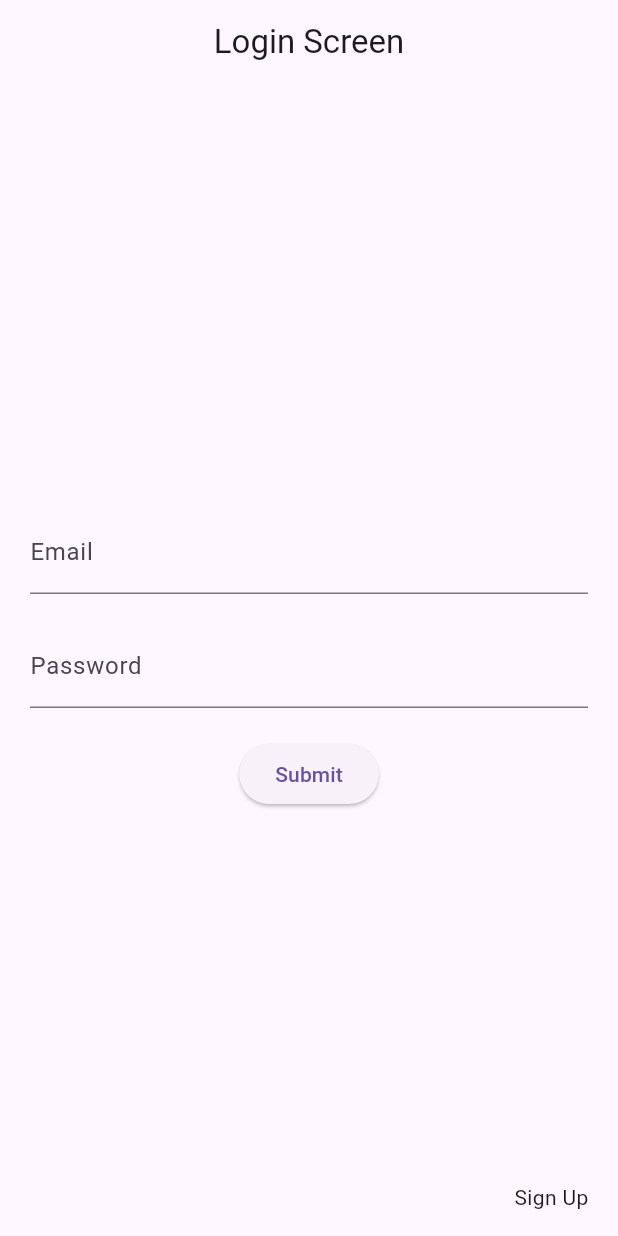
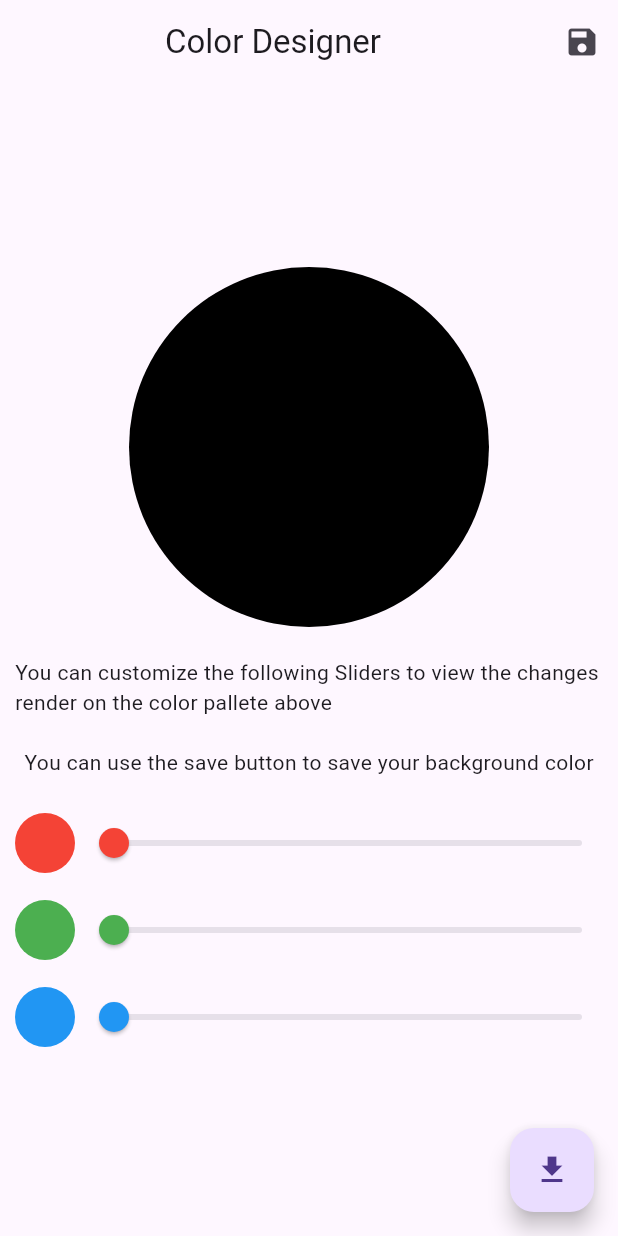
Before and after one commit to Shakeeb-Alam/statemanagementpro, a Flutter app: the screen it shows after launch, on a phone screen of 412 x 824 dp. Run offline on Flutter 3.47's test engine with Material 3 defaults, Android fonts, the phone set to English and light mode, and no system bars; our stand-ins replace firebase_auth, firebase_core, get; missing offline and left inert: hsv_color_pickers; accounts and stored records are empty.

Commit message:
- Auth with Firebase - Auth(Login and Signup) - learn validation concept - color picker app

```diff
--- a/lib/main.dart
+++ b/lib/main.dart
@@ -3,22 +3,63 @@ import 'package:flutter/material.dart';
 import 'package:get/get.dart';
 import 'package:statemanagement/base/global_binding.dart';
 import 'package:statemanagement/firebase_options.dart';
+import 'package:statemanagement/presentation/color_pixer_view.dart';
+import 'package:statemanagement/presentation/color_screen.dart';
 import 'package:statemanagement/presentation/login_screen.dart';
+import 'dart:math';
+import 'package:flutter/material.dart';
 
 void main() async {
   WidgetsFlutterBinding.ensureInitialized();
   await Firebase.initializeApp(options: DefaultFirebaseOptions.currentPlatform);
-  runApp(const MyApp());
+  runApp( MyApp());
 }
 
+
 class MyApp extends StatelessWidget {
-  const MyApp({super.key});
-
   @override
   Widget build(BuildContext context) {
-    return GetMaterialApp(
-      initialBinding: GlobalBinding(),
-      home: const Homeview(),
+    return MaterialApp(
+      debugShowCheckedModeBanner: false,
+      title: 'Color Picker Demo',
+      theme: ThemeData(
+        primarySwatch: Colors.blue,
+        visualDensity: VisualDensity.adaptivePlatformDensity,
+      ),
+      home: ColorPickerView(),
     );
   }
 }
+// class MyApp extends StatelessWidget {
+//   const MyApp({super.key});
+//
+//   @override
+//    Widget build(BuildContext context) {
+//     return MaterialApp(
+//       debugShowCheckedModeBanner: false,
+//       // theme: ThemeData(
+//       //   primarySwatch: Colors.blue,
+//       // ),
+//       home: Scaffold(
+//           appBar: AppBar(
+//             title:const Center(child: const Text("Color Designer")),
+//           ),
+//           body:  Column(
+//             children: [
+//               Expanded(
+//                 child: RgbPicker(),
+//               ),
+//               Divider(thickness: 2),
+//               // Expanded(
+//               //   child: ControllerExample(),
+//               // ),
+//             ],
+//           )),
+//     );
+  //   return GetMaterialApp(
+  //     initialBinding: GlobalBinding(),
+  //     debugShowCheckedModeBanner: false,
+  //     home: const ExampleApp(),
+  //   );
+//   }
+// }
--- /dev/null
+++ b/lib/presentation/color_pixer_view.dart
@@ -0,0 +1,104 @@
+import 'package:flutter/material.dart';
+import 'package:statemanagement/presentation/library.dart';
+
+import 'color_screen.dart';
+
+class ColorPickerView extends StatelessWidget {
+  const ColorPickerView({super.key});
+
+  @override
+  Widget build(BuildContext context) {
+    return Scaffold(
+      floatingActionButton: FloatingActionButton(
+        child: const Icon(Icons.download),
+        onPressed: () {
+          showModalBottomSheet(
+              backgroundColor: Colors.white,
+              context: context,
+              shape: const RoundedRectangleBorder(
+                borderRadius: BorderRadius.vertical(
+                  top: Radius.circular(20.0),
+                ),
+              ),
+              builder: (BuildContext context) {
+                return Container(
+                  //decoration: BoxDecoration(),
+                  height: 300,
+                  width: double.infinity,
+                  child: Padding(
+                    padding: const EdgeInsets.all(14),
+                    child: Column(
+                      children: [
+                        Container(
+                          decoration: BoxDecoration(
+                            color: Colors.grey[200],
+                            borderRadius: BorderRadius.circular(10.0),
+                            // border: Border.all(
+                            //   color: Colors.grey[400],
+                            // ),
+                          ),
+                          child: const TextField(
+                            decoration: InputDecoration(
+                              labelText: 'Enter your text',
+                              hintText: 'Type something here',
+                              border: OutlineInputBorder(),
+                            ),
+                          ),
+                        ),
+                       const SizedBox(
+                          height: 10,
+                        ),
+                        Container(
+                          decoration: BoxDecoration(
+                            color: Colors.grey[200],
+                            borderRadius: BorderRadius.circular(10.0),
+                            // border: Border.all(
+                            //   color: Colors.grey[400],
+                            // ),
+                          ),
+                          child: const TextField(
+                            maxLines: 4,
+                            decoration: InputDecoration(
+                              labelText: 'Note..',
+                              hintText: 'Type something here',
+                              border: OutlineInputBorder(),
+                            ),
+                          ),
+                        ),
+                       const  SizedBox(
+                          height: 5,
+                        ),
+                        ElevatedButton(
+                            style: ElevatedButton.styleFrom(
+                              foregroundColor: Colors.white,
+                              backgroundColor: Colors.blue,
+                              // text color
+                              padding:const EdgeInsets.symmetric(
+                                  horizontal: 20, vertical: 15),
+                              // button padding
+                              shape: RoundedRectangleBorder(
+                                borderRadius: BorderRadius.circular(
+                                    10), // button border radius
+                              ),
+                            ),
+                            onPressed: () {
+                              Navigator.push(context, MaterialPageRoute(builder: (context)=>LibraryScreen()));
+                            },
+                            child: const Center(child: Text('save ')))
+                      ],
+                    ),
+                  ),
+                );
+              });
+        },
+      ),
+      appBar: AppBar(
+        actions: [IconButton(onPressed: () {}, icon: const Icon(Icons.save))],
+        title: Center(child: Text("Color Designer")),
+      ),
+      body: SafeArea(
+        child: ColorPickerWidget(),
+      ),
+    );
+  }
+}
--- /dev/null
+++ b/lib/presentation/color_screen.dart
@@ -0,0 +1,276 @@
+import 'package:flutter/cupertino.dart';
+import 'package:flutter/material.dart';
+import 'package:flutter/material.dart';
+import 'package:flutter/widgets.dart';
+import 'package:hsv_color_pickers/hsv_color_pickers.dart';
+
+class ColorPickerWidget extends StatefulWidget {
+  @override
+  _ColorPickerWidgetState createState() => _ColorPickerWidgetState();
+}
+
+class _ColorPickerWidgetState extends State<ColorPickerWidget> {
+  double redValue = 0;
+  double greenValue = 0;
+  double blueValue = 0;
+  double greyValue = 0;
+
+  Color getColor() {
+    return Color.fromRGBO(
+      redValue.toInt(),
+      greenValue.toInt(),
+      blueValue.toInt(),
+      // greyValue.toInt(),
+      1.0,
+    );
+  }
+
+  @override
+  Widget build(BuildContext context) {
+    return Column(
+      mainAxisAlignment: MainAxisAlignment.center,
+      children: [
+        CircleAvatar(
+          radius: 120,
+          backgroundColor: getColor(),
+        ),
+        const SizedBox(height:10 ,),
+        const Padding(
+          padding: const EdgeInsets.all(10 ),
+          child: Text('You can customize the following Sliders to view the changes render on the color pallete above '),
+        ),
+
+        const Padding(
+          padding:  EdgeInsets.all(10),
+          child: Text('You can use the save button to save your background color'),
+        ),
+        SizedBox(height: 10),
+        // Text('Red: ${redValue.toInt()}'),
+        Row(
+          children: [
+            Padding(
+              padding: const EdgeInsets.only(left: 10),
+              child: CircleAvatar(
+                radius: 20,
+                backgroundColor: Colors.red,
+              ),
+            ),
+            Expanded(
+              flex: 3,
+              child: Slider(
+                value: redValue,
+                activeColor: Colors.red,
+                onChanged: (newValue) {
+                  setState(() {
+                    redValue = newValue;
+                  });
+                },
+                min: 0,
+                max: 255,
+                divisions: 255,
+                label: redValue.round().toString(),
+              ),
+            ),
+          ],
+        ),
+       SizedBox(height: 10,),
+        Row(
+          children: [
+           const Padding(
+              padding: const EdgeInsets.only(left: 10),
+              child: CircleAvatar(
+                radius: 20,
+                backgroundColor: Colors.green,
+              ),
+            ),
+            Expanded(
+              flex: 3,
+              child: Slider(
+                value: greenValue,
+                activeColor: Colors.green,
+                onChanged: (newValue) {
+                  setState(() {
+                    greenValue = newValue;
+                  });
+                },
+                min: 0,
+                max: 255,
+                divisions: 255,
+                label: greenValue.round().toString(),
+              ),
+            ),
+          ],
+        ),
+        SizedBox(height: 10,),
+        Row(
+          children: [
+           const Padding(
+              padding: const EdgeInsets.only(left: 10),
+              child: CircleAvatar(
+                radius: 20,
+                backgroundColor: Colors.blue,
+              ),
+            ),
+            Expanded(
+              flex: 3,
+              child: Slider(
+                value: blueValue,
+                activeColor: Colors.blue,
+                onChanged: (newValue) {
+                  setState(() {
+                    blueValue = newValue;
+                  });
+                },
+                min: 0,
+                max: 255,
+                divisions: 255,
+                label: blueValue.round().toString(),
+              ),
+            ),
+          ],
+        ),
+
+      ],
+    );
+  }
+}
+// void main() {
+//   runApp(const ExampleApp());
+// }
+//
+// class ExampleApp extends StatefulWidget {
+//   const ExampleApp({Key? key}) : super(key: key);
+//
+//   @override
+//   _ExampleAppState createState() => _ExampleAppState();
+// }
+//
+// class _ExampleAppState extends State<ExampleApp> {
+//   @override
+//   Widget build(BuildContext context) {
+// return MaterialApp(
+//   // theme: ThemeData(
+//   //   primarySwatch: Colors.blue,
+//   // ),
+//   home: Scaffold(
+//       appBar: AppBar(
+//         title: const Text("HSV Colors Pickers"),
+//       ),
+//       body: const Column(
+//         children: [
+//           Expanded(
+//             child: InitialColorExample(),
+//           ),
+//           Divider(thickness: 2),
+//           // Expanded(
+//           //   child: ControllerExample(),
+//           // ),
+//         ],
+//       )),
+// );
+//   }
+// }
+//
+// class InitialColorExample extends StatefulWidget {
+//   const InitialColorExample({Key? key}) : super(key: key);
+//
+//   @override
+//   State<InitialColorExample> createState() => _InitialColorExampleState();
+// }
+//
+// class _InitialColorExampleState extends State<InitialColorExample> {
+//   Color _color = Colors.green;
+//
+//   @override
+//   Widget build(BuildContext context) {
+//     return Column(
+//       mainAxisSize: MainAxisSize.max,
+//       mainAxisAlignment: MainAxisAlignment.spaceAround,
+//       children: [
+//         // Text(
+//         //   "Example using initialColor",
+//         //   style: Theme.of(context).textTheme.titleLarge,
+//         // ),
+//         CircleAvatar(
+//           radius: 100,
+//           backgroundColor: _color,
+//         ),
+//         Padding(
+//           padding: const EdgeInsets.all(8.0),
+//           child: HuePicker(
+//             initialColor: HSVColor.fromColor(_color),
+//             onChanged: (color) {
+//               setState(() {
+//                 _color = color.toColor();
+//               });
+//             },
+//             thumbShape: const HueSliderThumbShape(
+//               color: Colors.white,
+//               borderColor: Colors.black,
+//               filled: false,
+//               showBorder: true,
+//             ),
+//           ),
+//         ),
+//       ],
+//     );
+//   }
+// }
+//
+// class ControllerExample extends StatefulWidget {
+//   const ControllerExample({Key? key}) : super(key: key);
+//
+//   @override
+//   State<ControllerExample> createState() => _ControllerExampleState();
+// }
+
+// class _ControllerExampleState extends State<ControllerExample> {
+//   late HueController _controller;
+//
+//   @override
+//   void initState() {
+//     super.initState();
+//     _controller = HueController(HSVColor.fromColor(Colors.green));
+//   }
+//
+//   @override
+//   Widget build(BuildContext context) {
+//     return Column(
+//       mainAxisSize: MainAxisSize.max,
+//       mainAxisAlignment: MainAxisAlignment.spaceAround,
+//       children: [
+//         Text(
+//           "Example using controller",
+//           style: Theme.of(context).textTheme.titleLarge,
+//         ),
+//         CircleAvatar(
+//           radius: 32,
+//           backgroundColor: _controller.value.toColor(),
+//         ),
+//         Padding(
+//           padding: const EdgeInsets.all(8.0),
+//           child: HuePicker(
+//             controller: _controller,
+//             onChanged: (color) {
+//               setState(() {
+//                 // Intentionally left empty, to trigger re-build of Widget
+//               });
+//             },
+//             thumbShape: const HueSliderThumbShape(
+//               color: Colors.white,
+//               borderColor: Colors.black,
+//               filled: false,
+//               showBorder: true,
+//             ),
+//           ),
+//         ),
+//         ElevatedButton(
+//             onPressed: () {
+//               _controller.value = HSVColor.fromColor(Colors.blue);
+//             },
+//             child: const Text("Reset to blue form outside"))
+//       ],
+//     );
+//   }
+// }
+//
--- a/pubspec.yaml
+++ b/pubspec.yaml
@@ -40,6 +40,7 @@ dependencies:
   get: ^4.6.6
   firebase_auth: ^4.16.0
   firebase_core: ^2.24.2
+  hsv_color_pickers: ^0.3.0
 dev_dependencies:
   flutter_test:
     sdk: flutter
```
Also changed, not shown: lib/presentation/library.dart (added, +44 -0 lines), pubspec.lock, 1 other file.
